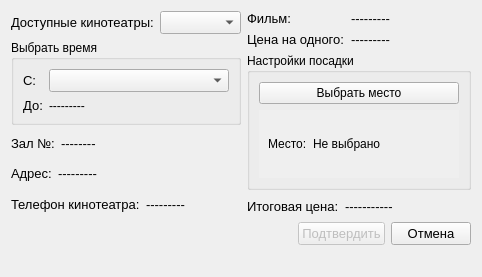
The window that ui_files/buy_tck.ui (gg-master/Cinema_prj) describes before a commit, drawn with Qt 5.
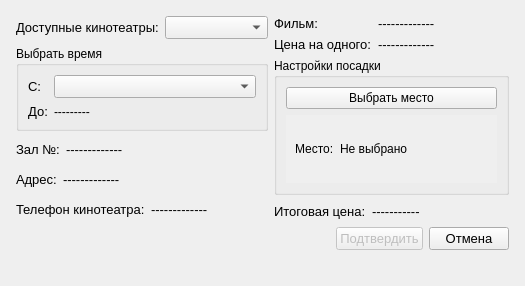
The same window after the commit.

Commit message: Добавлены основные комментарии. Исправлен баг с окном покупки Удалены старые базы

```diff
--- a/ui_files/buy_tck.ui
+++ b/ui_files/buy_tck.ui
@@ -6,8 +6,8 @@
    <rect>
     <x>0</x>
     <y>0</y>
-    <width>482</width>
-    <height>277</height>
+    <width>525</width>
+    <height>285</height>
    </rect>
   </property>
   <property name="sizePolicy">
@@ -18,14 +18,14 @@
   </property>
   <property name="minimumSize">
    <size>
-    <width>433</width>
+    <width>525</width>
     <height>0</height>
    </size>
   </property>
   <property name="maximumSize">
    <size>
     <width>16777215</width>
-    <height>277</height>
+    <height>16777215</height>
    </size>
   </property>
   <property name="windowTitle">
@@ -34,14 +34,32 @@
   <layout class="QVBoxLayout" name="verticalLayout_8">
    <item>
     <layout class="QVBoxLayout" name="verticalLayout_4">
+     <property name="leftMargin">
+      <number>5</number>
+     </property>
+     <property name="topMargin">
+      <number>5</number>
+     </property>
+     <property name="rightMargin">
+      <number>5</number>
+     </property>
+     <property name="bottomMargin">
+      <number>5</number>
+     </property>
      <item>
       <layout class="QHBoxLayout" name="horizontalLayout_6">
        <item>
         <layout class="QVBoxLayout" name="verticalLayout">
          <item>
-          <layout class="QHBoxLayout" name="horizontalLayout_2">
-           <item>
-            <widget class="QLabel" name="label">
+          <layout class="QFormLayout" name="formLayout_4">
+           <item row="0" column="0">
+            <widget class="QLabel" name="label_9">
+             <property name="sizePolicy">
+              <sizepolicy hsizetype="Maximum" vsizetype="Preferred">
+               <horstretch>0</horstretch>
+               <verstretch>0</verstretch>
+              </sizepolicy>
+             </property>
              <property name="font">
               <font>
                <pointsize>10</pointsize>
@@ -52,8 +70,14 @@
              </property>
             </widget>
            </item>
-           <item>
-            <widget class="QComboBox" name="cinemas">
+           <item row="0" column="1">
+            <widget class="QComboBox" name="cinemas_2">
+             <property name="sizePolicy">
+              <sizepolicy hsizetype="Preferred" vsizetype="Fixed">
+               <horstretch>0</horstretch>
+               <verstretch>0</verstretch>
+              </sizepolicy>
+             </property>
              <property name="font">
               <font>
                <pointsize>10</pointsize>
@@ -76,6 +100,18 @@
           <layout class="QHBoxLayout" name="horizontalLayout_5">
            <item>
             <widget class="QGroupBox" name="groupBox">
+             <property name="sizePolicy">
+              <sizepolicy hsizetype="Preferred" vsizetype="Preferred">
+               <horstretch>0</horstretch>
+               <verstretch>0</verstretch>
+              </sizepolicy>
+             </property>
+             <property name="minimumSize">
+              <size>
+               <width>0</width>
+               <height>79</height>
+              </size>
+             </property>
              <property name="title">
               <string>Выбрать время</string>
              </property>
@@ -100,11 +136,17 @@
                 <item row="0" column="1">
                  <widget class="QComboBox" name="times">
                   <property name="sizePolicy">
-                   <sizepolicy hsizetype="Preferred" vsizetype="Preferred">
+                   <sizepolicy hsizetype="Preferred" vsizetype="Minimum">
                     <horstretch>0</horstretch>
                     <verstretch>0</verstretch>
                    </sizepolicy>
                   </property>
+                  <property name="minimumSize">
+                   <size>
+                    <width>0</width>
+                    <height>22</height>
+                   </size>
+                  </property>
                   <property name="font">
                    <font>
                     <pointsize>10</pointsize>
@@ -178,7 +220,7 @@
               </font>
              </property>
              <property name="text">
-              <string>--------</string>
+              <string>-------------</string>
              </property>
             </widget>
            </item>
@@ -212,7 +254,7 @@
               </font>
              </property>
              <property name="text">
-              <string>---------</string>
+              <string>-------------</string>
              </property>
              <property name="wordWrap">
               <bool>true</bool>
@@ -231,6 +273,12 @@
                <verstretch>0</verstretch>
               </sizepolicy>
              </property>
+             <property name="minimumSize">
+              <size>
+               <width>129</width>
+               <height>0</height>
+              </size>
+             </property>
              <property name="font">
               <font>
                <pointsize>10</pointsize>
@@ -243,13 +291,25 @@
            </item>
            <item>
             <widget class="QLabel" name="phone">
+             <property name="sizePolicy">
+              <sizepolicy hsizetype="MinimumExpanding" vsizetype="Preferred">
+               <horstretch>0</horstretch>
+               <verstretch>0</verstretch>
+              </sizepolicy>
+             </property>
+             <property name="minimumSize">
+              <size>
+               <width>117</width>
+               <height>0</height>
+              </size>
+             </property>
              <property name="font">
               <font>
                <pointsize>10</pointsize>
               </font>
              </property>
              <property name="text">
-              <string>---------</string>
+              <string>-------------</string>
              </property>
             </widget>
            </item>
@@ -281,7 +341,7 @@
               </font>
              </property>
              <property name="text">
-              <string>---------</string>
+              <string>-------------</string>
              </property>
             </widget>
            </item>
@@ -305,7 +365,7 @@
               </font>
              </property>
              <property name="text">
-              <string>---------</string>
+              <string>-------------</string>
              </property>
             </widget>
            </item>
@@ -350,7 +410,7 @@
                 <rect>
                  <x>0</x>
                  <y>0</y>
-                 <width>196</width>
+                 <width>209</width>
                  <height>60</height>
                 </rect>
                </property>
```
Left out of the diff: 2 changed lines with no effect on the pictures. The commit also changes 6 other files.
